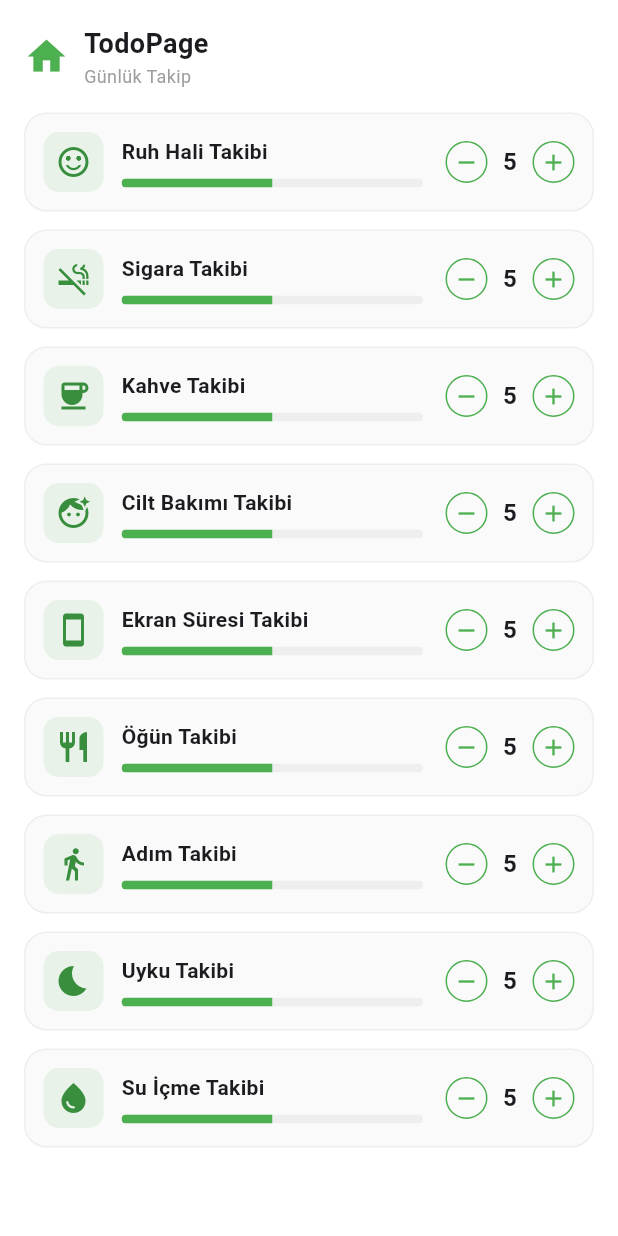
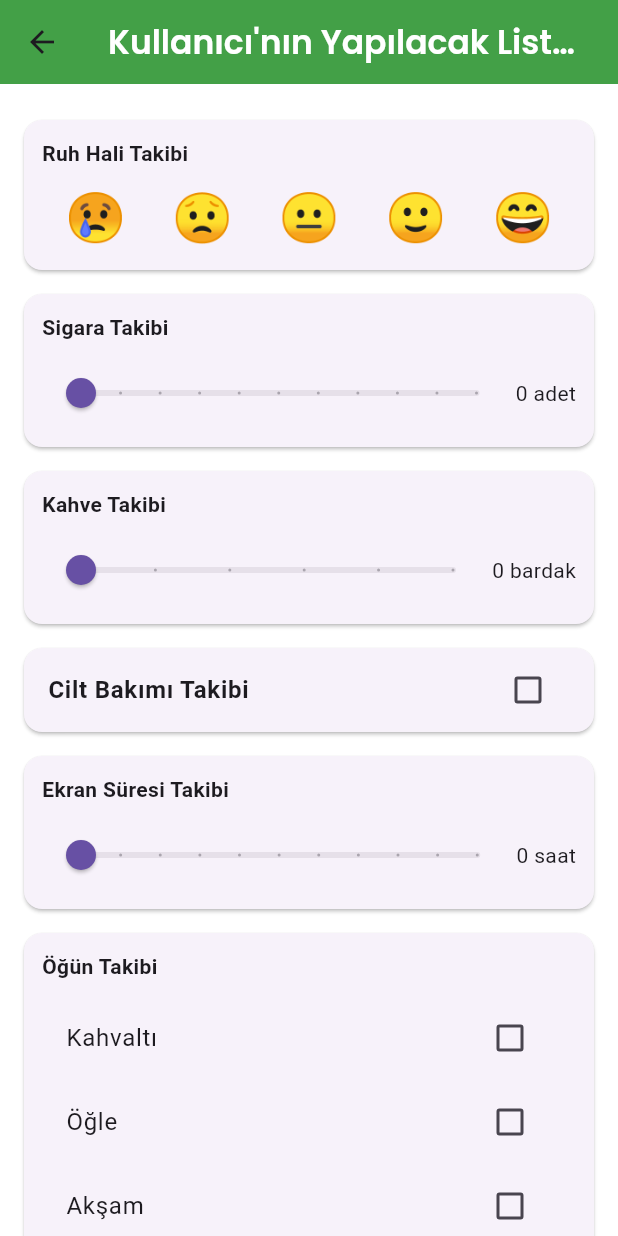
Before and after one commit to ZehraCiflikli/welllog, a Flutter app: the TodoPage screen opened directly, on a phone screen of 412 x 824 dp. Run offline on Flutter 3.47's test engine with Material 3 defaults, Android fonts, the light colour scheme and no system bars; our stand-ins replace cloud_firestore, curved_navigation_bar, firebase_auth, firebase_core, flutter_secure_storage, google_fonts; accounts and stored records are empty; network calls fail.

Commit message:
todo sayfasi yapildi

```diff
--- a/lib/main.dart
+++ b/lib/main.dart
@@ -9,6 +9,8 @@ import 'package:welllog/pages/register_page.dart';
 import 'package:welllog/providers/auth_provider.dart';
 import 'package:welllog/pages/about_page.dart';
 import 'firebase_options.dart';
+import 'package:welllog/providers/todo_provider.dart';
+
 
 void main() async {
   WidgetsFlutterBinding.ensureInitialized();
@@ -19,6 +21,9 @@ void main() async {
       providers: [
         // AuthProvider başlatılırken autoLogin() çağrılıyor.
         ChangeNotifierProvider(create: (_) => AuthProvider()..autoLogin()),
+       ChangeNotifierProvider(
+        create: (_) => TodoProvider(),
+      ),
       ],
       child: const MyApp(),
     ),
--- a/lib/pages/todo_page.dart
+++ b/lib/pages/todo_page.dart
@@ -1,185 +1,238 @@
 import 'package:flutter/material.dart';
 import 'package:provider/provider.dart';
+import '../providers/todo_provider.dart';
 import 'package:welllog/providers/auth_provider.dart';
+import 'package:google_fonts/google_fonts.dart';
 
-class TodoPage extends StatefulWidget {
+
+class TodoPage extends StatelessWidget {
   const TodoPage({super.key});
 
 @override
-  State<TodoPage> createState() => _TodoPageState();
-}
+Widget build(BuildContext context) {
+  final todo = context.watch<TodoProvider>();
+  final auth = context.watch<AuthProvider>();
 
-class _TodoPageState extends State<TodoPage> {
-  @override
-  Widget build(BuildContext context) {
+  final fullName =
+      auth.currentUserData?["fullName"]?.split(" ").first ?? "Kullanıcı";
+
   return Scaffold(
     backgroundColor: Colors.white,
-      body: SafeArea(
-        child: Column(
-          children: [
-            // Üst Başlık Kısmı - Kullanıcı bilgileri çıkarıldı
-            const Padding(
-              padding: EdgeInsets.all(16.0),
-              child: Row(
-                children: [
-                  Icon(Icons.home, color: Colors.green, size: 30),
-                  SizedBox(width: 10),
-                  Column(
-                    crossAxisAlignment: CrossAxisAlignment.start,
-                    children: [
-                      Text(
-                        "TodoPage",
-                        style: TextStyle(
-                          fontWeight: FontWeight.bold,
-                          fontSize: 18,
+
+    appBar: AppBar(
+      backgroundColor: Colors.green.shade600,
+      elevation: 0,
+      title: Text(
+        "$fullName'nın Yapılacak Listesi",
+        style: GoogleFonts.poppins(
+          color: Colors.white,
+          fontWeight: FontWeight.w600,
         ),
       ),
-                      Text(
-                        "Günlük Takip",
-                        style: TextStyle(color: Colors.grey, fontSize: 12),
     ),
-                    ],
+
+    body: SafeArea(
+      child: ListView(
+        padding: const EdgeInsets.all(16),
+        children: [
+          // 👇 SENİN MEVCUT CARD'LARIN AYNEN DEVAM
+
+            // Ruh Hali Takibi
+            _emojiCard(
+              context,
+              title: "Ruh Hali Takibi",
+              selected: todo.ruhHali,
+              onSelect: (val) => todo.setRuhHali(val),
             ),
-                ],
+
+            // Sigara Takibi
+            _sliderCard(
+              context,
+              title: "Sigara Takibi",
+              value: todo.sigara.toDouble(),
+              max: 10,
+              onChanged: (val) => todo.setSigara(val.toInt()),
+              unit: "adet",
             ),
+
+            // Kahve Takibi
+            _sliderCard(
+              context,
+              title: "Kahve Takibi",
+              value: todo.kahve.toDouble(),
+              max: 5,
+              onChanged: (val) => todo.setKahve(val.toInt()),
+              unit: "bardak",
             ),
-            Expanded(
-              child: ListView(
-                padding: const EdgeInsets.symmetric(horizontal: 16),
-                children: const [
-                  TrackingCard(
-                    title: "Ruh Hali Takibi",
-                    icon: Icons.sentiment_satisfied_alt,
+
+            // Cilt Bakımı Takibi
+            _checkboxCard(
+              context,
+              title: "Cilt Bakımı Takibi",
+              value: todo.ciltBakimi,
+              onChanged: (val) => todo.setCiltBakimi(val!),
             ),
-                  TrackingCard(title: "Sigara Takibi", icon: Icons.smoke_free),
-                  TrackingCard(title: "Kahve Takibi", icon: Icons.coffee),
-                  TrackingCard(
-                    title: "Cilt Bakımı Takibi",
-                    icon: Icons.face_retouching_natural,
+
+            // Ekran Süresi Takibi
+            _sliderCard(
+              context,
+              title: "Ekran Süresi Takibi",
+              value: todo.ekranSuresi,
+              max: 10,
+              onChanged: (val) => todo.setEkran(val),
+              unit: "saat",
             ),
-                  TrackingCard(
-                    title: "Ekran Süresi Takibi",
-                    icon: Icons.smartphone,
+
+            // Öğün Takibi
+            _multiCheckboxCard(
+              context,
+              title: "Öğün Takibi",
+              labels: ["Kahvaltı", "Öğle", "Akşam"],
+              values: todo.ogunler,
+              onChanged: (index) => todo.toggleOgun(index),
             ),
-                  TrackingCard(title: "Öğün Takibi", icon: Icons.restaurant),
-                  TrackingCard(
+
+            // Adım Takibi
+            _sliderCard(
+              context,
               title: "Adım Takibi",
-                    icon: Icons.directions_walk,
+              value: todo.adim.toDouble(),
+              max: 10000,
+              onChanged: (val) => todo.setAdim(val.toInt()),
+              unit: "adım",
             ),
-                  TrackingCard(title: "Uyku Takibi", icon: Icons.bedtime),
-                  TrackingCard(title: "Su İçme Takibi", icon: Icons.water_drop),
-                  SizedBox(height: 20),
-                ],
+
+            // Uyku Takibi
+            _sliderCard(
+              context,
+              title: "Uyku Takibi",
+              value: todo.uyku,
+              max: 12,
+              onChanged: (val) => todo.setUyku(val),
+              unit: "saat",
             ),
+
+            // Su İçme Takibi
+            _sliderCard(
+              context,
+              title: "Su İçme Takibi",
+              value: todo.su.toDouble(),
+              max: 10,
+              onChanged: (val) => todo.setSu(val.toInt()),
+              unit: "bardak",
             ),
           ],
         ),
       ),
     );
   }
-}
 
-class TrackingCard extends StatefulWidget {
-  final String title;
-  final IconData icon;
-
-  const TrackingCard({super.key, required this.title, required this.icon});
-
-  @override
-  State<TrackingCard> createState() => _TrackingCardState();
-}
-
-class _TrackingCardState extends State<TrackingCard> {
-  int _value = 5;
-
-  void _increment() {
-    if (_value < 10) setState(() => _value++);
-  }
-
-  void _decrement() {
-    if (_value > 1) setState(() => _value--);
-  }
-
-  @override
-  Widget build(BuildContext context) {
-    return Container(
-      margin: const EdgeInsets.only(bottom: 12),
+  Widget _emojiCard(BuildContext context,
+      {required String title,
+      required int selected,
+      required Function(int) onSelect}) {
+    final emojis = ["😢", "😟", "😐", "🙂", "😄"];
+    return Card(
+      margin: const EdgeInsets.symmetric(vertical: 8),
+      child: Padding(
         padding: const EdgeInsets.all(12),
-      decoration: BoxDecoration(
-        color: Colors.grey.shade50,
-        borderRadius: BorderRadius.circular(15),
-        border: Border.all(color: Colors.grey.shade200),
-      ),
-      child: Row(
-        children: [
-          Container(
-            padding: const EdgeInsets.all(8),
-            decoration: BoxDecoration(
-              color: Colors.green.withOpacity(0.1),
-              borderRadius: BorderRadius.circular(10),
-            ),
-            child: Icon(widget.icon, color: Colors.green.shade700, size: 24),
-          ),
-          const SizedBox(width: 12),
-          Expanded(
         child: Column(
           crossAxisAlignment: CrossAxisAlignment.start,
           children: [
-                Text(
-                  widget.title,
-                  style: const TextStyle(
-                    fontWeight: FontWeight.w600,
-                    fontSize: 14,
+            Text(title, style: const TextStyle(fontWeight: FontWeight.bold)),
+            const SizedBox(height: 10),
+            Row(
+              mainAxisAlignment: MainAxisAlignment.spaceAround,
+              children: List.generate(
+                emojis.length,
+                (index) => GestureDetector(
+                  onTap: () => onSelect(index + 1),
+                  child: Text(
+                    emojis[index],
+                    style: TextStyle(
+                        fontSize: 32,
+                        backgroundColor:
+                            selected == index + 1 ? Colors.green[100] : null),
                   ),
                 ),
-                const SizedBox(height: 8),
-                ClipRRect(
-                  borderRadius: BorderRadius.circular(10),
-                  child: LinearProgressIndicator(
-                    value: _value / 10.0,
-                    backgroundColor: Colors.grey.shade200,
-                    color: Colors.green,
-                    minHeight: 6,
               ),
+            )
+          ],
+        ),
+      ),
+    );
+  }
+
+  Widget _sliderCard(BuildContext context,
+      {required String title,
+      required double value,
+      required double max,
+      required Function(double) onChanged,
+      String? unit}) {
+    return Card(
+      margin: const EdgeInsets.symmetric(vertical: 8),
+      child: Padding(
+        padding: const EdgeInsets.all(12),
+        child: Column(
+          crossAxisAlignment: CrossAxisAlignment.start,
+          children: [
+            Text(title, style: const TextStyle(fontWeight: FontWeight.bold)),
+            const SizedBox(height: 10),
+            Row(
+              children: [
+                Expanded(
+                  child: Slider(
+                    value: value,
+                    max: max,
+                    divisions: max.toInt(),
+                    label: "$value ${unit ?? ''}",
+                    onChanged: onChanged,
+                  ),
+                ),
+                Text("${value.toInt()} ${unit ?? ''}"),
+              ],
             ),
           ],
         ),
       ),
-          const SizedBox(width: 15),
-          Row(
-            children: [
-              _controlBtn(Icons.remove, _decrement),
-              SizedBox(
-                width: 30,
-                child: Center(
-                  child: Text(
-                    "$_value",
-                    style: const TextStyle(
-                      fontWeight: FontWeight.bold,
-                      fontSize: 16,
-                    ),
-                  ),
-                ),
-              ),
-              _controlBtn(Icons.add, _increment),
-            ],
-          ),
-        ],
+    );
+  }
+
+  Widget _checkboxCard(BuildContext context,
+      {required String title, required bool value, required Function(bool?) onChanged}) {
+    return Card(
+      margin: const EdgeInsets.symmetric(vertical: 8),
+      child: CheckboxListTile(
+        title: Text(title, style: const TextStyle(fontWeight: FontWeight.bold)),
+        value: value,
+        onChanged: onChanged,
       ),
     );
   }
 
-  Widget _controlBtn(IconData icon, VoidCallback onTap) {
-    return InkWell(
-      onTap: onTap,
-      borderRadius: BorderRadius.circular(20),
-      child: Container(
-        padding: const EdgeInsets.all(4),
-        decoration: BoxDecoration(
-          border: Border.all(color: Colors.green),
-          shape: BoxShape.circle,
+  Widget _multiCheckboxCard(BuildContext context,
+      {required String title,
+      required List<String> labels,
+      required List<bool> values,
+      required Function(int) onChanged}) {
+    return Card(
+      margin: const EdgeInsets.symmetric(vertical: 8),
+      child: Padding(
+        padding: const EdgeInsets.all(12),
+        child: Column(
+          crossAxisAlignment: CrossAxisAlignment.start,
+          children: [
+            Text(title, style: const TextStyle(fontWeight: FontWeight.bold)),
+            const SizedBox(height: 10),
+            ...List.generate(labels.length, (index) {
+              return CheckboxListTile(
+                title: Text(labels[index]),
+                value: values[index],
+                onChanged: (_) => onChanged(index),
+              );
+            }),
+          ],
         ),
-        child: Icon(icon, color: Colors.green, size: 18),
       ),
     );
   }
```
Also changed, not shown: lib/pages/score_page.dart (+104 -81 lines), lib/providers/todo_provider.dart (added, +103 -0 lines), lib/services/firestore_service.dart (+32 -0 lines), pubspec.lock. Lines whose indentation alone changed are shown as unchanged.
